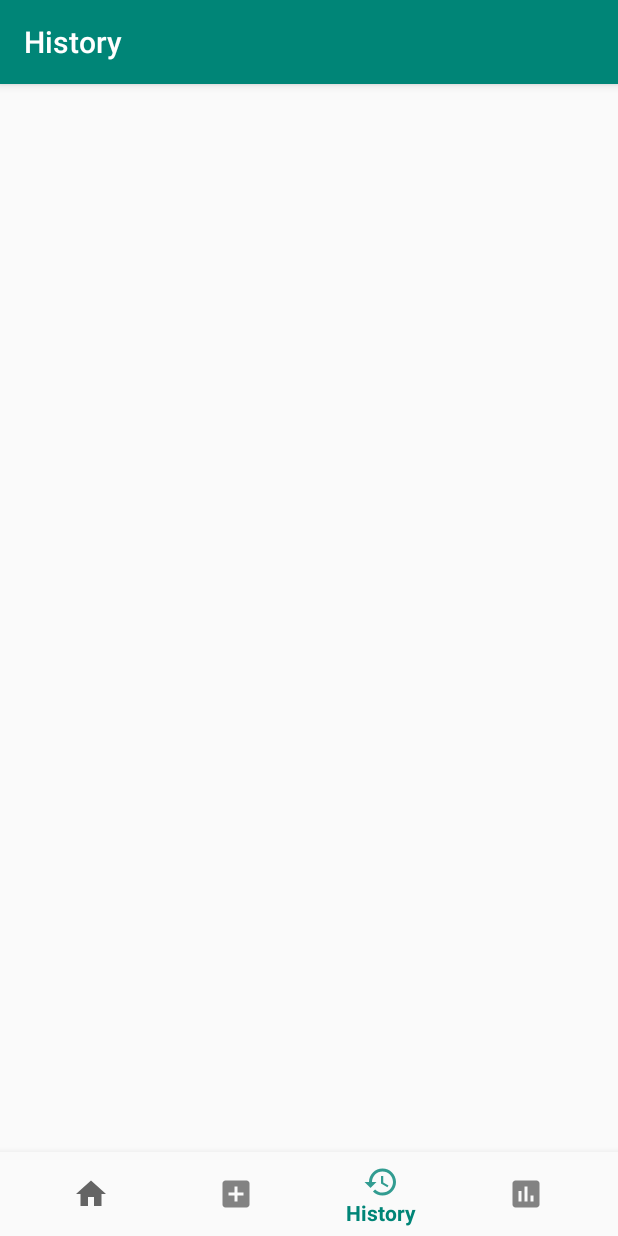
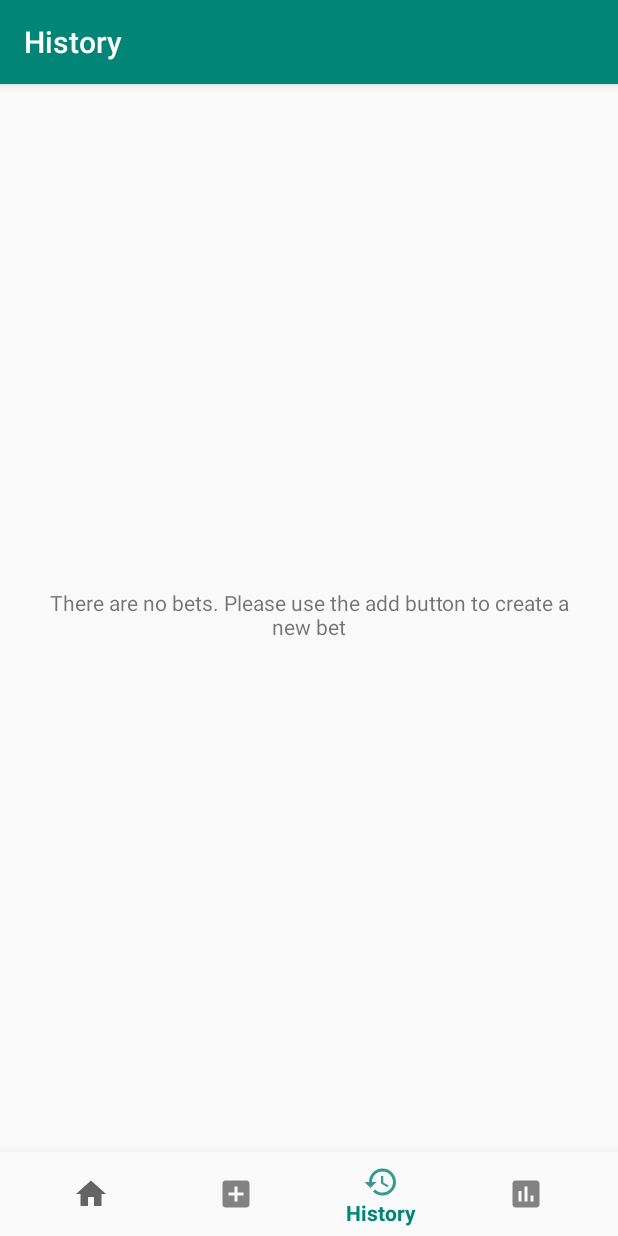
Before and after one commit to Jackwitwicky/couplebet, an Android app: the HistoryFragment screen opened through its navigation route, on a phone screen of 412 x 824 dp. Run offline under Robolectric (Android 15) with nearby library versions, the phone set to English and light mode, and no system bars; our stand-ins replace Room's generated code, navigation-ui.

```diff
--- a/app/src/main/java/com/jacknkiarie/couplebet/ui/history/HistoryFragment.java
+++ b/app/src/main/java/com/jacknkiarie/couplebet/ui/history/HistoryFragment.java
@@ -30,6 +30,7 @@ public class HistoryFragment extends Fragment {
     private RecyclerView historyRecyclerView;
     private BetHistoryAdapter betHistoryAdapter;
     private ArrayList<Bet> betHistoryList;
+    private TextView emptyView;
 
     public static HistoryFragment newInstance() {
         return new HistoryFragment();
@@ -49,6 +50,7 @@ public class HistoryFragment extends Fragment {
         LinearLayoutManager layoutManager = new LinearLayoutManager(getActivity());
         historyRecyclerView.setLayoutManager(layoutManager);
         historyRecyclerView.setAdapter(betHistoryAdapter);
+        emptyView = root.findViewById(R.id.empty_view);
 
 //        historyViewModel =
 //                new ViewModelProvider(this).get(HistoryViewModel.class);
@@ -67,6 +69,12 @@ public class HistoryFragment extends Fragment {
             public void onChanged(List<Bet> bets) {
                 // update the caced copy of the bets in the adapter
                 betHistoryAdapter.setBets(bets);
+                if (bets.isEmpty()) {
+                    emptyView.setVisibility(View.VISIBLE);
+                }
+                else {
+                    emptyView.setVisibility(View.INVISIBLE);
+                }
             }
         });
 
--- a/app/src/main/res/layout/fragment_history.xml
+++ b/app/src/main/res/layout/fragment_history.xml
@@ -22,5 +22,15 @@
         android:layout_width="match_parent"
         android:layout_height="wrap_content"/>
 
+    <TextView
+        android:id="@+id/empty_view"
+        android:layout_width="match_parent"
+        android:layout_height="match_parent"
+        android:gravity="center"
+        android:visibility="gone"
+        android:layout_marginLeft="30dp"
+        android:layout_marginRight="30dp"
+        android:text="@string/no_data_available" />
+
 
 </RelativeLayout>
--- a/app/src/main/res/values/strings.xml
+++ b/app/src/main/res/values/strings.xml
@@ -47,6 +47,7 @@
     <string name="bet_history_bet_time">04/09/2019</string>
     <string name="bet_history_bet_status_title">Status:</string>
     <string name="bet_history_bet_status">Completed</string>
+    <string name="no_data_available">There are no bets. Please use the add button to create a new bet</string>
 
     <!--    Bet Details Screen-->
     <string name="bet_details_title">Bet Details</string>
```
Also changed, not shown: app/src/main/java/com/jacknkiarie/couplebet/ui/statistics/StatisticsFragment.java (+4 -5 lines).
